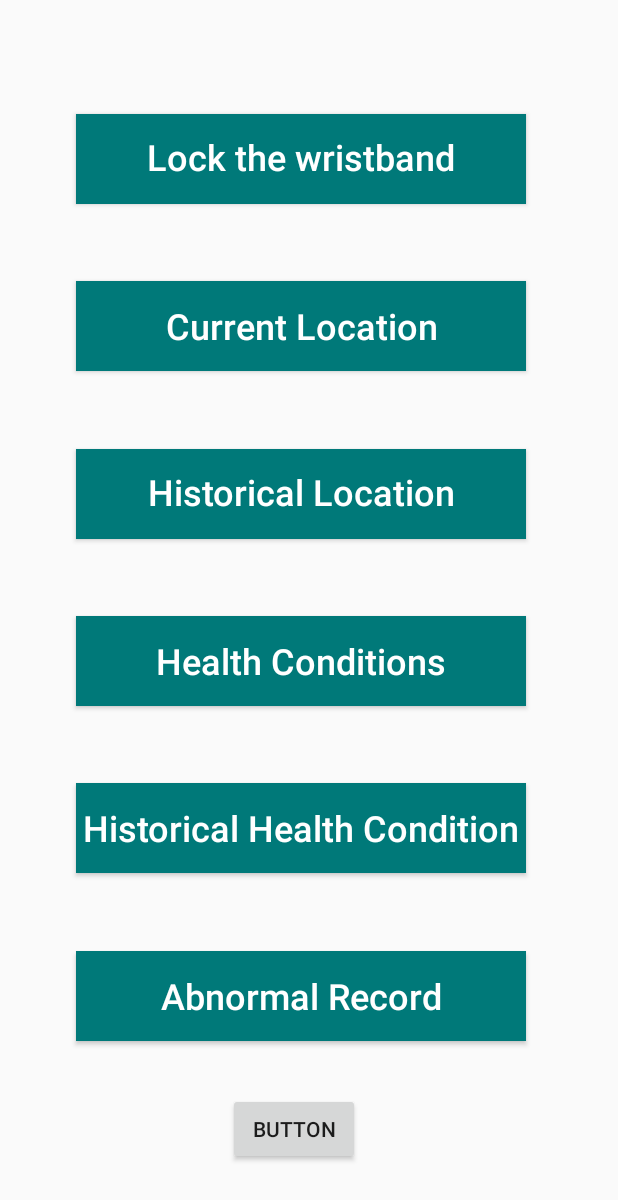
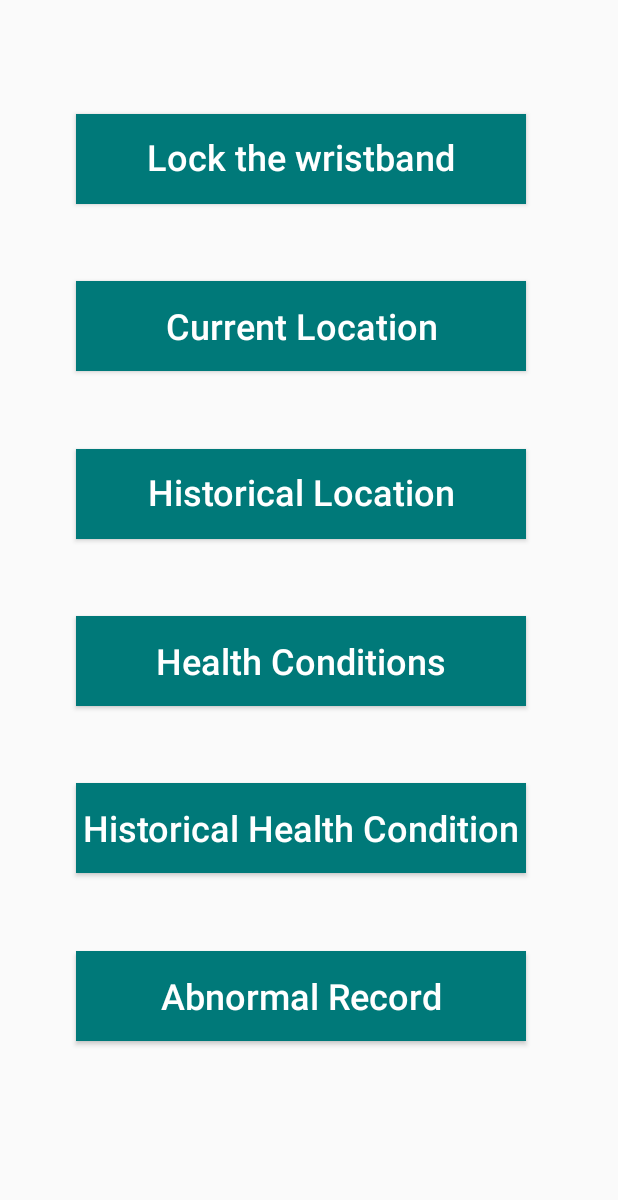
Before and after one commit to PeNDy2o8/TW_App, an Android app: the screen it shows after launch (MainActivity), on a phone screen of 412 x 824 dp. Shown: the top 1200 px of the screen. Run offline under Robolectric (Android 15) with nearby library versions, the phone set to English and light mode, and no system bars.

Commit message:
0529 v9 Notify done

```diff
--- a/app/build.gradle
+++ b/app/build.gradle
@@ -1,6 +1,7 @@
 plugins {
     id 'com.android.application'
     id 'com.google.android.libraries.mapsplatform.secrets-gradle-plugin'
+    id 'com.google.gms.google-services'
 }
 
 android {
@@ -37,11 +38,12 @@ dependencies {
     implementation 'com.google.android.material:material:1.6.0'
     implementation 'androidx.constraintlayout:constraintlayout:2.1.3'
     implementation 'com.google.android.gms:play-services-maps:18.0.2'
+    implementation 'com.google.firebase:firebase-messaging:20.1.0'
     testImplementation 'junit:junit:4.13.2'
     androidTestImplementation 'androidx.test.ext:junit:1.1.3'
     androidTestImplementation 'androidx.test.espresso:espresso-core:3.4.0'
     implementation 'com.squareup.okhttp3:okhttp:4.7.2'
     implementation 'com.squareup.okhttp3:okhttp-urlconnection:4.7.2'
     implementation 'com.squareup.okhttp3:logging-interceptor:4.7.2'
-
+    implementation platform('com.google.firebase:firebase-bom:28.4.0')
 }
--- a/app/src/main/java/com/example/twapp/HealthConditions.java
+++ b/app/src/main/java/com/example/twapp/HealthConditions.java
@@ -78,7 +78,7 @@ public class HealthConditions extends AppCompatActivity {
                                     JSONArray j = new JSONArray(result);
                                     Timestamp t = new Timestamp(j.getJSONObject(1).getLong("time_stamp"));
                                     tsSt = sdf.format(t);
-                                    System.out.println(tsSt);
+
                                     HR = j.getJSONObject(0).getString("heartrhythm");
                                     BO = j.getJSONObject(0).getString("bloodyoxy");
                                     State = j.getJSONObject(1).getString("elder_state");
@@ -104,7 +104,7 @@ public class HealthConditions extends AppCompatActivity {
                     }
                     new HRget().execute();
 
-                    try { Thread.sleep(1000);
+                    try { Thread.sleep(10000);
 
                     } catch (InterruptedException e) {
 
--- a/app/src/main/java/com/example/twapp/HistoryLocation.java
+++ b/app/src/main/java/com/example/twapp/HistoryLocation.java
@@ -45,7 +45,7 @@ public class HistoryLocation extends AppCompatActivity {
             @Override
             protected Void doInBackground(Void... Void) {
                 Request request = new Request.Builder()
-                        .url("https://g8.minouo.eu.org/Condition/gettop10/4")
+                        .url("https://g8.minouo.eu.org/Condition/get/4")
                         .build();
 
                 try (Response response = client.newCall(request).execute()) {
--- a/app/src/main/java/com/example/twapp/MainActivity.java
+++ b/app/src/main/java/com/example/twapp/MainActivity.java
@@ -1,20 +1,28 @@
 package com.example.twapp;
 
+import androidx.annotation.NonNull;
 import androidx.appcompat.app.AppCompatActivity;
-
+import android.util.Log;
 import android.content.Intent;
 import android.os.Bundle;
 import android.view.View;
 import android.widget.Button;
 
+import com.google.android.gms.tasks.OnCompleteListener;
+import com.google.android.gms.tasks.Task;
+import com.google.firebase.messaging.FirebaseMessaging;
+
+
+
 public class MainActivity extends AppCompatActivity {
+    public static final String TAG = FCMService.TAG;
     private Button btn_WristbandLock;
     private Button btn_CurrentLocation;
     private Button btn_HistoryLocation;
     private Button btn_HealthConditions;
     private Button btn_HistoryHealthConditions;
     private Button btn_AbnormalRecord;
-    private Button btn_testtomap;
+
 
 
 
@@ -23,6 +31,17 @@ public class MainActivity extends AppCompatActivity {
     protected void onCreate(Bundle savedInstanceState) {
         super.onCreate(savedInstanceState);
         setContentView(R.layout.activity_main);
+        FirebaseMessaging.getInstance().subscribeToTopic("news");
+        FirebaseMessaging.getInstance().getToken().addOnCompleteListener(new OnCompleteListener<String>() {
+            @Override
+            public void onComplete(@NonNull Task<String> task) {
+                if (!task.isSuccessful())return;
+                String token = task.getResult();
+                Log.d(TAG, "onComplete: "+token);
+            }
+        });
+
+
 
         btn_WristbandLock = findViewById(R.id.btn_WristbandLock);
         btn_CurrentLocation = findViewById(R.id.btn_CurrentLocation);
@@ -30,7 +49,7 @@ public class MainActivity extends AppCompatActivity {
         btn_HealthConditions = findViewById(R.id.btn_HealthConditions);
         btn_HistoryHealthConditions = findViewById(R.id.btn_HistoryHealthConditions);
         btn_AbnormalRecord = findViewById(R.id.btn_AbnormalRecord);
-        btn_testtomap = findViewById(R.id.btn_testtomap);
+
 
 
         btn_WristbandLock.setOnClickListener(new View.OnClickListener(){
@@ -53,7 +72,7 @@ public class MainActivity extends AppCompatActivity {
 
             @Override
             public void onClick(View view) {
-                Intent intent = new Intent(MainActivity.this,CurrentLocation.class);
+                Intent intent = new Intent(MainActivity.this,MapsActivity.class);
                 startActivity(intent);
             }
         });
@@ -94,14 +113,7 @@ public class MainActivity extends AppCompatActivity {
             }
         });
 
-        btn_testtomap.setOnClickListener(new View.OnClickListener(){
 
-            @Override
-            public void onClick(View view) {
-                Intent intent = new Intent(MainActivity.this,MapsActivity.class);
-                startActivity(intent);
-            }
-        });
 
     }
 
--- a/app/src/main/java/com/example/twapp/MapsActivity.java
+++ b/app/src/main/java/com/example/twapp/MapsActivity.java
@@ -90,6 +90,7 @@ public class MapsActivity extends FragmentActivity implements OnMapReadyCallback
                 LatLng location = new LatLng(latigps,longgps );
                 mMap.addMarker(new MarkerOptions().position(location).title("Marker in Elder"));
                 mMap.moveCamera(CameraUpdateFactory.newLatLng(location));
+                mMap.setMinZoomPreference(15.0f);
             }
 
 
--- a/app/src/main/res/layout/activity_main.xml
+++ b/app/src/main/res/layout/activity_main.xml
@@ -123,16 +123,4 @@
         app:layout_constraintVertical_bias="0.225"
         tools:ignore="HardcodedText" />
 
-    <Button
-        android:id="@+id/btn_testtomap"
-        android:layout_width="wrap_content"
-        android:layout_height="wrap_content"
-        android:text="Button"
-        app:layout_constraintBottom_toBottomOf="parent"
-        app:layout_constraintEnd_toEndOf="parent"
-        app:layout_constraintHorizontal_bias="0.47"
-        app:layout_constraintStart_toStartOf="parent"
-        app:layout_constraintTop_toTopOf="parent"
-        app:layout_constraintVertical_bias="0.939" />
-
 </androidx.constraintlayout.widget.ConstraintLayout>
--- a/settings.gradle
+++ b/settings.gradle
@@ -10,6 +10,7 @@ dependencyResolutionManagement {
     repositories {
         google()
         mavenCentral()
+        jcenter()
     }
 }
 rootProject.name = "TW App"
```
Also changed, not shown: app/src/main/AndroidManifest.xml (+8 -4 lines), app/src/main/java/com/example/twapp/CurrentLocation.java (deleted, +0 -14 lines), app/src/main/java/com/example/twapp/FCMService.java (added, +31 -0 lines), build.gradle (+15 -0 lines), 1 other file.
